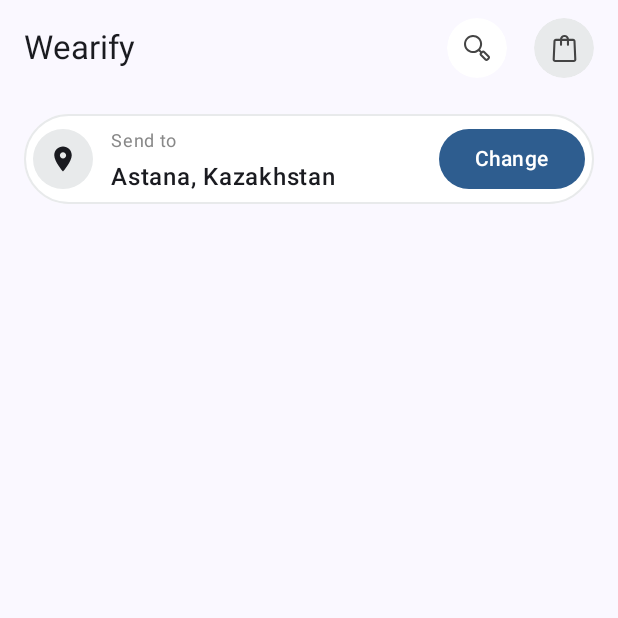
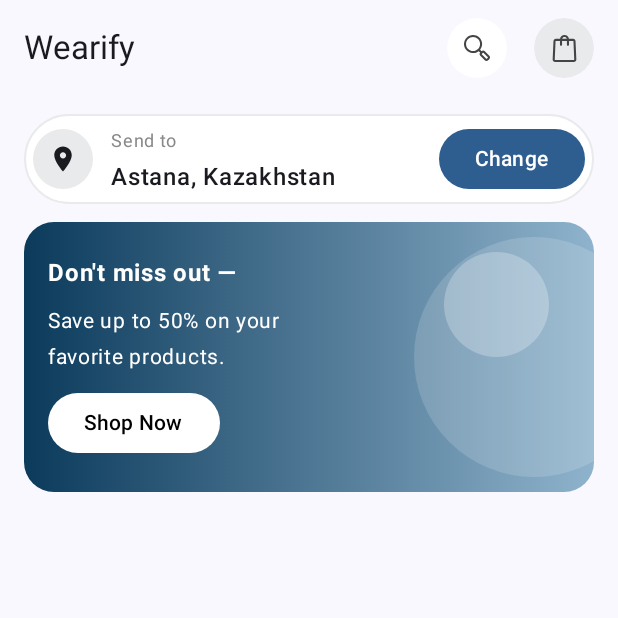
Before and after one commit to dinmukhamed-appaz/ShopAndroid, an Android app built with Jetpack Compose: the screen it shows after launch (MainActivity), on a phone screen of 412 x 824 dp, the top half of it. Run offline under Robolectric (Android 15) with nearby library versions, the phone set to English and light mode, and no system bars.

Commit message:
create card

```diff
--- /dev/null
+++ b/app/src/main/java/com/example/shopapp/model/Product.kt
@@ -0,0 +1,9 @@
+package com.example.shopapp.model
+
+data class Product(
+    val name: String,
+    val price: String,
+    val oldPrice: String,
+    val rating: String,
+    val imageRes: Int
+)
--- a/app/src/main/java/com/example/shopapp/ui/screens/MainMenuScreen.kt
+++ b/app/src/main/java/com/example/shopapp/ui/screens/MainMenuScreen.kt
@@ -102,6 +102,7 @@ fun MainMenuScreen() {
             verticalArrangement = Arrangement.spacedBy(12.dp)
         ) {
             AddressCard()
+            PromoBanner()
 
         }
 
@@ -141,3 +142,55 @@ fun AddressCard() {
         }
     }
 }
+
+@Composable
+fun PromoBanner() {
+    Box(
+        modifier = Modifier
+            .fillMaxWidth()
+            .height(180.dp)
+            .clip(RoundedCornerShape(20.dp))
+            .background(
+                Brush.horizontalGradient(
+                    listOf(Color(0xFF0B3A5B), Color(0xFF8FB3CC))
+                )
+            )
+    ) {
+        Box(
+            modifier = Modifier
+                .size(160.dp)
+                .align(Alignment.CenterEnd)
+                .offset(x = 40.dp)
+                .background(Color.White.copy(alpha = 0.15f), CircleShape)
+        )
+
+        Box(
+            modifier = Modifier
+                .size(70.dp)
+                .align(Alignment.TopEnd)
+                .offset(x = (-30).dp, y = 20.dp)
+                .background(Color.White.copy(alpha = 0.25f), CircleShape)
+        )
+
+        Column(
+            modifier = Modifier
+                .padding(16.dp)
+                .align(Alignment.CenterStart),
+            verticalArrangement = Arrangement.spacedBy(8.dp)
+        ) {
+            Text("Don't miss out —", color = Color.White, fontWeight = FontWeight.Bold)
+            Text(
+                "Save up to 50% on your\nfavorite products.",
+                color = Color.White,
+                fontSize = 14.sp
+            )
+            Button(
+                onClick = {},
+                colors = ButtonDefaults.buttonColors(
+                    containerColor = Color.White,
+                    contentColor = Color.Black
+                )
+            ) { Text("Shop Now") }
+        }
+    }
+}
```
